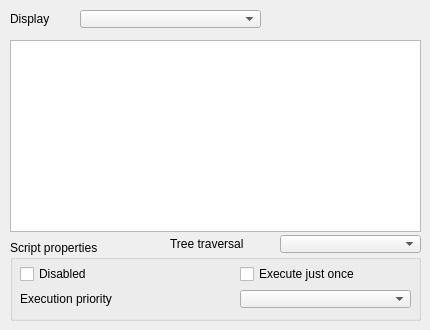
The window that ui/qdlgscripts.ui (CoppeliaRobotics/coppeliaSimLib) describes before a commit, drawn with Qt 5.
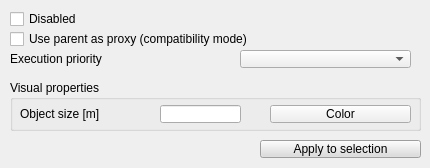
The same window after the commit.

Commit message: first version of script objects

Patch:
```diff
--- a/ui/qdlgscripts.ui
+++ b/ui/qdlgscripts.ui
@@ -7,7 +7,7 @@
     <x>0</x>
     <y>0</y>
     <width>430</width>
-    <height>330</height>
+    <height>168</height>
    </rect>
   </property>
   <property name="windowTitle">
@@ -20,23 +20,26 @@
    <property name="geometry">
     <rect>
      <x>10</x>
-     <y>240</y>
+     <y>80</y>
      <width>411</width>
-     <height>81</height>
+     <height>51</height>
     </rect>
    </property>
    <property name="title">
-    <string>Script properties</string>
+    <string>Visual properties</string>
    </property>
    <property name="flat">
     <bool>false</bool>
    </property>
-   <widget class="QCheckBox" name="qqDisabled">
+   <property name="checkable">
+    <bool>false</bool>
+   </property>
+   <widget class="QLabel" name="label">
     <property name="geometry">
      <rect>
       <x>10</x>
       <y>25</y>
-      <width>151</width>
+      <width>131</width>
       <height>18</height>
      </rect>
     </property>
@@ -44,112 +47,541 @@
      <enum>Qt::StrongFocus</enum>
     </property>
     <property name="text">
-     <string>Disabled</string>
+     <string>Object size [m]</string>
     </property>
    </widget>
-   <widget class="QCheckBox" name="qqExecuteOnce">
+   <widget class="QLineEdit" name="qqSize">
     <property name="geometry">
      <rect>
-      <x>230</x>
+      <x>150</x>
       <y>25</y>
-      <width>171</width>
+      <width>81</width>
       <height>18</height>
      </rect>
     </property>
-    <property name="focusPolicy">
-     <enum>Qt::StrongFocus</enum>
-    </property>
-    <property name="text">
-     <string>Execute just once</string>
-    </property>
    </widget>
-   <widget class="QLabel" name="label_2">
+   <widget class="QToolButton" name="qqColor">
     <property name="geometry">
      <rect>
-      <x>10</x>
-      <y>50</y>
-      <width>211</width>
+      <x>260</x>
+      <y>25</y>
+      <width>141</width>
       <height>18</height>
      </rect>
     </property>
     <property name="text">
-     <string>Execution priority</string>
+     <string>Color</string>
     </property>
    </widget>
-   <widget class="QComboBox" name="qqExecutionOrder">
-    <property name="geometry">
-     <rect>
-      <x>230</x>
-      <y>50</y>
-      <width>171</width>
-      <height>18</height>
-     </rect>
-    </property>
-   </widget>
   </widget>
-  <widget class="QListWidget" name="qqScriptList">
+  <widget class="QToolButton" name="qqApplyMainProperties">
    <property name="geometry">
     <rect>
-     <x>10</x>
-     <y>40</y>
-     <width>411</width>
-     <height>192</height>
+     <x>260</x>
+     <y>140</y>
+     <width>161</width>
+     <height>18</height>
     </rect>
    </property>
-   <property name="editTriggers">
-    <set>QAbstractItemView::EditKeyPressed</set>
+   <property name="palette">
+    <palette>
+     <active>
+      <colorrole role="WindowText">
+       <brush brushstyle="SolidPattern">
+        <color alpha="255">
+         <red>0</red>
+         <green>0</green>
+         <blue>0</blue>
+        </color>
+       </brush>
+      </colorrole>
+      <colorrole role="Button">
+       <brush brushstyle="SolidPattern">
+        <color alpha="255">
+         <red>220</red>
+         <green>220</green>
+         <blue>220</blue>
+        </color>
+       </brush>
+      </colorrole>
+      <colorrole role="Light">
+       <brush brushstyle="SolidPattern">
+        <color alpha="255">
+         <red>255</red>
+         <green>255</green>
+         <blue>255</blue>
+        </color>
+       </brush>
+      </colorrole>
+      <colorrole role="Midlight">
+       <brush brushstyle="SolidPattern">
+        <color alpha="255">
+         <red>237</red>
+         <green>237</green>
+         <blue>237</blue>
+        </color>
+       </brush>
+      </colorrole>
+      <colorrole role="Dark">
+       <brush brushstyle="SolidPattern">
+        <color alpha="255">
+         <red>110</red>
+         <green>110</green>
+         <blue>110</blue>
+        </color>
+       </brush>
+      </colorrole>
+      <colorrole role="Mid">
+       <brush brushstyle="SolidPattern">
+        <color alpha="255">
+         <red>147</red>
+         <green>147</green>
+         <blue>147</blue>
+        </color>
+       </brush>
+      </colorrole>
+      <colorrole role="Text">
+       <brush brushstyle="SolidPattern">
+        <color alpha="255">
+         <red>0</red>
+         <green>0</green>
+         <blue>0</blue>
+        </color>
+       </brush>
+      </colorrole>
+      <colorrole role="BrightText">
+       <brush brushstyle="SolidPattern">
+        <color alpha="255">
+         <red>255</red>
+         <green>255</green>
+         <blue>255</blue>
+        </color>
+       </brush>
+      </colorrole>
+      <colorrole role="ButtonText">
+       <brush brushstyle="SolidPattern">
+        <color alpha="255">
+         <red>0</red>
+         <green>0</green>
+         <blue>0</blue>
+        </color>
+       </brush>
+      </colorrole>
+      <colorrole role="Base">
+       <brush brushstyle="SolidPattern">
+        <color alpha="255">
+         <red>255</red>
+         <green>255</green>
+         <blue>255</blue>
+        </color>
+       </brush>
+      </colorrole>
+      <colorrole role="Window">
+       <brush brushstyle="SolidPattern">
+        <color alpha="255">
+         <red>220</red>
+         <green>220</green>
+         <blue>220</blue>
+        </color>
+       </brush>
+      </colorrole>
+      <colorrole role="Shadow">
+       <brush brushstyle="SolidPattern">
+        <color alpha="255">
+         <red>0</red>
+         <green>0</green>
+         <blue>0</blue>
+        </color>
+       </brush>
+      </colorrole>
+      <colorrole role="AlternateBase">
+       <brush brushstyle="SolidPattern">
+        <color alpha="255">
+         <red>237</red>
+         <green>237</green>
+         <blue>237</blue>
+        </color>
+       </brush>
+      </colorrole>
+      <colorrole role="ToolTipBase">
+       <brush brushstyle="SolidPattern">
+        <color alpha="255">
+         <red>255</red>
+         <green>255</green>
+         <blue>220</blue>
+        </color>
+       </brush>
+      </colorrole>
+      <colorrole role="ToolTipText">
+       <brush brushstyle="SolidPattern">
+        <color alpha="255">
+         <red>0</red>
+         <green>0</green>
+         <blue>0</blue>
+        </color>
+       </brush>
+      </colorrole>
+      <colorrole role="PlaceholderText">
+       <brush brushstyle="NoBrush">
+        <color alpha="128">
+         <red>0</red>
+         <green>0</green>
+         <blue>0</blue>
+        </color>
+       </brush>
+      </colorrole>
+     </active>
+     <inactive>
+      <colorrole role="WindowText">
+       <brush brushstyle="SolidPattern">
+        <color alpha="255">
+         <red>0</red>
+         <green>0</green>
+         <blue>0</blue>
+        </color>
+       </brush>
+      </colorrole>
+      <colorrole role="Button">
+       <brush brushstyle="SolidPattern">
+        <color alpha="255">
+         <red>220</red>
+         <green>220</green>
+         <blue>220</blue>
+        </color>
+       </brush>
+      </colorrole>
+      <colorrole role="Light">
+       <brush brushstyle="SolidPattern">
+        <color alpha="255">
+         <red>255</red>
+         <green>255</green>
+         <blue>255</blue>
+        </color>
+       </brush>
+      </colorrole>
+      <colorrole role="Midlight">
+       <brush brushstyle="SolidPattern">
+        <color alpha="255">
+         <red>237</red>
+         <green>237</green>
+         <blue>237</blue>
+        </color>
+       </brush>
+      </colorrole>
+      <colorrole role="Dark">
+       <brush brushstyle="SolidPattern">
+        <color alpha="255">
+         <red>110</red>
+         <green>110</green>
+         <blue>110</blue>
+        </color>
+       </brush>
+      </colorrole>
+      <colorrole role="Mid">
+       <brush brushstyle="SolidPattern">
+        <color alpha="255">
+         <red>147</red>
+         <green>147</green>
+         <blue>147</blue>
+        </color>
+       </brush>
+      </colorrole>
+      <colorrole role="Text">
+       <brush brushstyle="SolidPattern">
+        <color alpha="255">
+         <red>0</red>
+         <green>0</green>
+         <blue>0</blue>
+        </color>
+       </brush>
+      </colorrole>
+      <colorrole role="BrightText">
+       <brush brushstyle="SolidPattern">
+        <color alpha="255">
+         <red>255</red>
+         <green>255</green>
+         <blue>255</blue>
+        </color>
+       </brush>
+      </colorrole>
+      <colorrole role="ButtonText">
+       <brush brushstyle="SolidPattern">
+        <color alpha="255">
+         <red>0</red>
+         <green>0</green>
+         <blue>0</blue>
+        </color>
+       </brush>
+      </colorrole>
+      <colorrole role="Base">
+       <brush brushstyle="SolidPattern">
+        <color alpha="255">
+         <red>255</red>
+         <green>255</green>
+         <blue>255</blue>
+        </color>
+       </brush>
+      </colorrole>
+      <colorrole role="Window">
+       <brush brushstyle="SolidPattern">
+        <color alpha="255">
+         <red>220</red>
+         <green>220</green>
+         <blue>220</blue>
+        </color>
+       </brush>
+      </colorrole>
+      <colorrole role="Shadow">
+       <brush brushstyle="SolidPattern">
+        <color alpha="255">
+         <red>0</red>
+         <green>0</green>
+         <blue>0</blue>
+        </color>
+       </brush>
+      </colorrole>
+      <colorrole role="AlternateBase">
+       <brush brushstyle="SolidPattern">
+        <color alpha="255">
+         <red>237</red>
+         <green>237</green>
+         <blue>237</blue>
+        </color>
+       </brush>
+      </colorrole>
+      <colorrole role="ToolTipBase">
+       <brush brushstyle="SolidPattern">
+        <color alpha="255">
+         <red>255</red>
+         <green>255</green>
+         <blue>220</blue>
+        </color>
+       </brush>
+      </colorrole>
+      <colorrole role="ToolTipText">
+       <brush brushstyle="SolidPattern">
+        <color alpha="255">
+         <red>0</red>
+         <green>0</green>
+         <blue>0</blue>
+        </color>
+       </brush>
+      </colorrole>
+      <colorrole role="PlaceholderText">
+       <brush brushstyle="NoBrush">
+        <color alpha="128">
+         <red>0</red>
+         <green>0</green>
+         <blue>0</blue>
+        </color>
+       </brush>
+      </colorrole>
+     </inactive>
+     <disabled>
+      <colorrole role="WindowText">
+       <brush brushstyle="SolidPattern">
+        <color alpha="255">
+         <red>110</red>
+         <green>110</green>
+         <blue>110</blue>
+        </color>
+       </brush>
+      </colorrole>
+      <colorrole role="Button">
+       <brush brushstyle="SolidPattern">
+        <color alpha="255">
+         <red>220</red>
+         <green>220</green>
+         <blue>220</blue>
+        </color>
+       </brush>
+      </colorrole>
+      <colorrole role="Light">
+       <brush brushstyle="SolidPattern">
+        <color alpha="255">
+         <red>255</red>
+         <green>255</green>
+         <blue>255</blue>
+        </color>
+       </brush>
+      </colorrole>
+      <colorrole role="Midlight">
+       <brush brushstyle="SolidPattern">
+        <color alpha="255">
+         <red>237</red>
+         <green>237</green>
+         <blue>237</blue>
+        </color>
+       </brush>
+      </colorrole>
+      <colorrole role="Dark">
+       <brush brushstyle="SolidPattern">
+        <color alpha="255">
+         <red>110</red>
+         <green>110</green>
+         <blue>110</blue>
+        </color>
+       </brush>
+      </colorrole>
+      <colorrole role="Mid">
+       <brush brushstyle="SolidPattern">
+        <color alpha="255">
+         <red>147</red>
+         <green>147</green>
+         <blue>147</blue>
+        </color>
+       </brush>
+      </colorrole>
+      <colorrole role="Text">
+       <brush brushstyle="SolidPattern">
+        <color alpha="255">
+         <red>110</red>
+         <green>110</green>
+         <blue>110</blue>
+        </color>
+       </brush>
+      </colorrole>
+      <colorrole role="BrightText">
+       <brush brushstyle="SolidPattern">
+        <color alpha="255">
+         <red>255</red>
+         <green>255</green>
+         <blue>255</blue>
+        </color>
+       </brush>
+      </colorrole>
+      <colorrole role="ButtonText">
+       <brush brushstyle="SolidPattern">
+        <color alpha="255">
+         <red>110</red>
+         <green>110</green>
+         <blue>110</blue>
+        </color>
+       </brush>
+      </colorrole>
+      <colorrole role="Base">
+       <brush brushstyle="SolidPattern">
+        <color alpha="255">
+         <red>220</red>
+         <green>220</green>
+         <blue>220</blue>
+        </color>
+       </brush>
+      </colorrole>
+      <colorrole role="Window">
+       <brush brushstyle="SolidPattern">
+        <color alpha="255">
+         <red>220</red>
+         <green>220</green>
+         <blue>220</blue>
+        </color>
+       </brush>
+      </colorrole>
+      <colorrole role="Shadow">
+       <brush brushstyle="SolidPattern">
+        <color alpha="255">
+         <red>0</red>
+         <green>0</green>
+         <blue>0</blue>
+        </color>
+       </brush>
+      </colorrole>
+      <colorrole role="AlternateBase">
+       <brush brushstyle="SolidPattern">
+        <color alpha="255">
+         <red>220</red>
+         <green>220</green>
+         <blue>220</blue>
+        </color>
+       </brush>
+      </colorrole>
+      <colorrole role="ToolTipBase">
+       <brush brushstyle="SolidPattern">
+        <color alpha="255">
+         <red>255</red>
+         <green>255</green>
+         <blue>220</blue>
+        </color>
+       </brush>
+      </colorrole>
+      <colorrole role="ToolTipText">
+       <brush brushstyle="SolidPattern">
+        <color alpha="255">
+         <red>0</red>
+         <green>0</green>
+         <blue>0</blue>
+        </color>
+       </brush>
+      </colorrole>
+      <colorrole role="PlaceholderText">
+       <brush brushstyle="NoBrush">
+        <color alpha="128">
+         <red>0</red>
+         <green>0</green>
+         <blue>0</blue>
+        </color>
+       </brush>
+      </colorrole>
+     </disabled>
+    </palette>
    </property>
-   <property name="alternatingRowColors">
-    <bool>false</bool>
+   <property name="focusPolicy">
+    <enum>Qt::StrongFocus</enum>
    </property>
-   <property name="selectionRectVisible">
-    <bool>false</bool>
+   <property name="text">
+    <string>Apply to selection</string>
    </property>
   </widget>
-  <widget class="QComboBox" name="qqCombo">
+  <widget class="QCheckBox" name="qqParentProxy">
    <property name="geometry">
     <rect>
-     <x>80</x>
-     <y>10</y>
-     <width>181</width>
+     <x>10</x>
+     <y>30</y>
+     <width>311</width>
      <height>18</height>
     </rect>
    </property>
+   <property name="focusPolicy">
+    <enum>Qt::StrongFocus</enum>
+   </property>
+   <property name="text">
+    <string>Use parent as proxy (compatibility mode)</string>
+   </property>
   </widget>
-  <widget class="QLabel" name="label_3">
+  <widget class="QComboBox" name="qqExecutionOrder">
    <property name="geometry">
     <rect>
-     <x>10</x>
-     <y>10</y>
-     <width>61</width>
+     <x>240</x>
+     <y>50</y>
+     <width>171</width>
      <height>18</height>
     </rect>
    </property>
-   <property name="text">
-    <string>Display</string>
-   </property>
   </widget>
-  <widget class="QComboBox" name="qqTreeTraversalDirection">
+  <widget class="QLabel" name="label_2">
    <property name="geometry">
     <rect>
-     <x>280</x>
-     <y>235</y>
-     <width>141</width>
+     <x>10</x>
+     <y>50</y>
+     <width>211</width>
      <height>18</height>
     </rect>
    </property>
+   <property name="text">
+    <string>Execution priority</string>
+   </property>
   </widget>
-  <widget class="QLabel" name="qqTreeTraversalText">
+  <widget class="QCheckBox" name="qqDisabled">
    <property name="geometry">
     <rect>
-     <x>170</x>
-     <y>235</y>
-     <width>101</width>
+     <x>10</x>
+     <y>10</y>
+     <width>151</width>
      <height>18</height>
     </rect>
    </property>
    <property name="text">
-    <string>Tree traversal</string>
+    <string>Disabled</string>
    </property>
   </widget>
  </widget>
```
Left out of the diff: 21 changed lines with no effect on the pictures. The commit also changes 88 other files.
